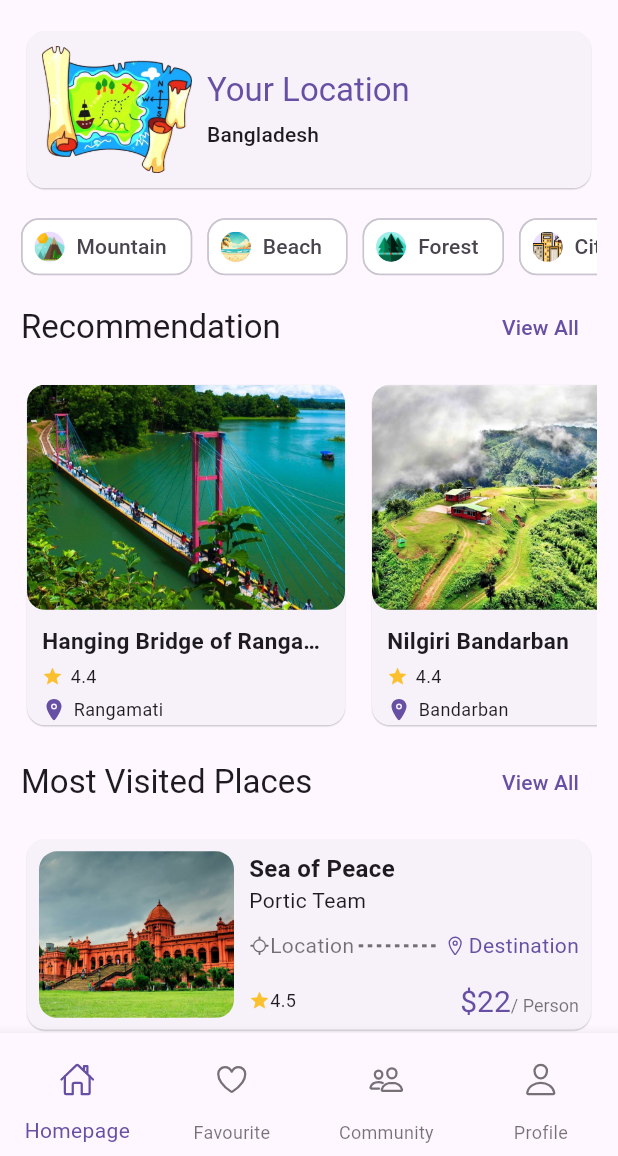
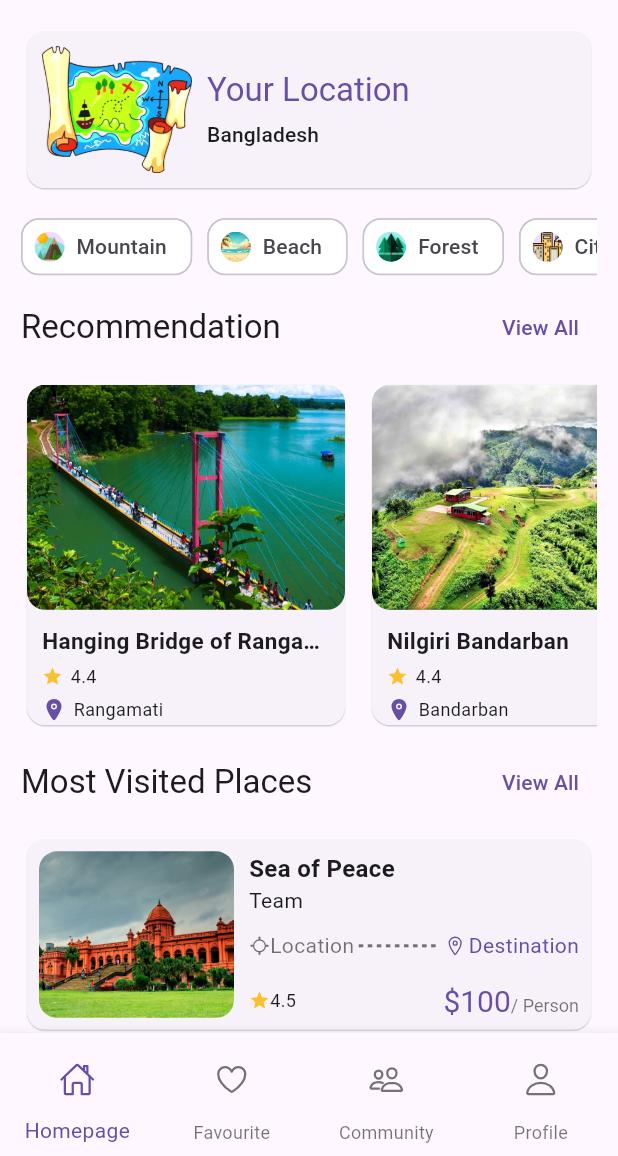
Before and after one commit to Subah-Zarin/Roamers_, a Flutter app: the HomePage screen opened by its route, on a phone screen of 412 x 824 dp, the part 80-1236 px from its top. Run offline on Flutter 3.47's test engine with Material 3 defaults, Android fonts, the phone set to English and light mode, and no system bars; our stand-ins replace firebase_core, get, ionicons; accounts and stored records are empty.

Commit message:
edit in near by place

```diff
--- a/lib/widget/nearby_places.dart
+++ b/lib/widget/nearby_places.dart
@@ -56,7 +56,7 @@ class NearbyPlaces extends StatelessWidget {
                                 fontWeight: FontWeight.bold,
                               ),
                             ),
-                            const Text("Portic Team"),
+                            const Text("Team"),
                             const SizedBox(height: 10),
                             // DISTANCE WIDGET
                             const Distance(),
@@ -81,7 +81,7 @@ class NearbyPlaces extends StatelessWidget {
                                         fontSize: 20,
                                         color: Theme.of(context).primaryColor,
                                       ),
-                                      text: "\$22",
+                                      text: "\$100",
                                       children: const [
                                         TextSpan(
                                             style: TextStyle(
```
